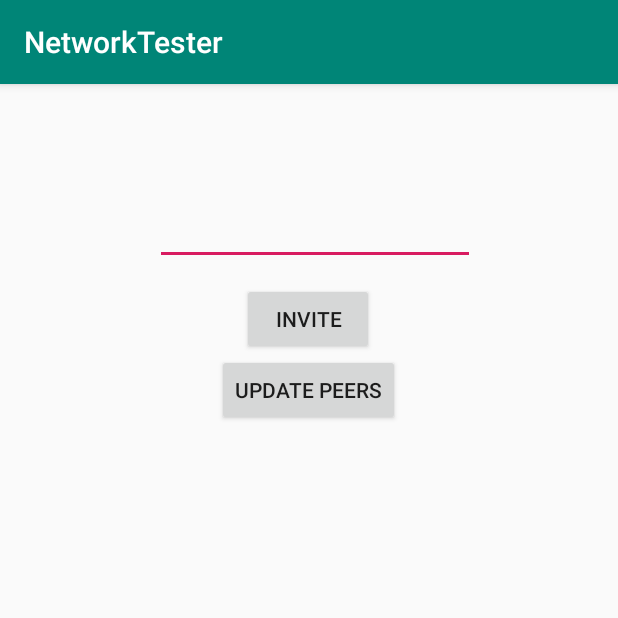
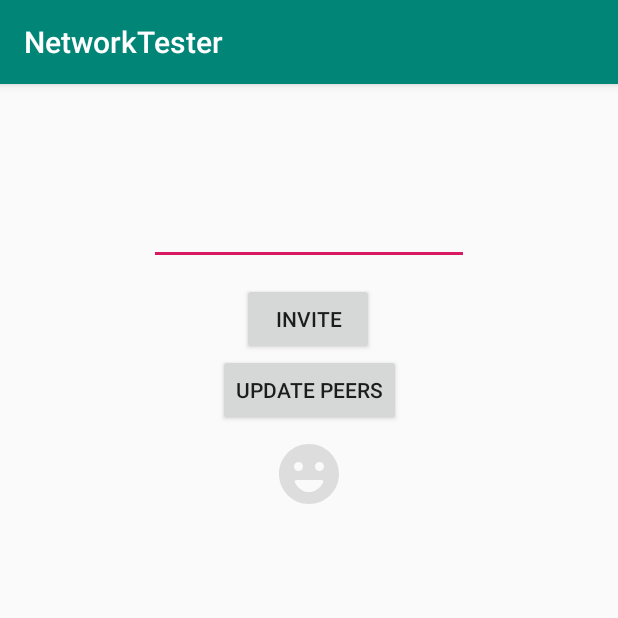
Before and after one commit to turcato-niccolo/SmsHandler, an Android app: the screen it shows after launch (MainActivity), on a phone screen of 412 x 824 dp, the top half of it. Run offline under Robolectric (Android 15) with nearby library versions, the phone set to English and light mode, and no system bars; our stand-ins replace Room's generated code.

Commit message:
Implemented NetworkManager Peer and message broadcasting part.
Finished Turcato's implementation of NetworkManager.
Network can add user and send messages to them.
Fixed demo listview and added a button to broadcast a command across the network.

Signed-off-by: Riccardo De Zen <riccardo.dezen@studenti.unipd.it>

```diff
--- a/networkmanager/src/main/java/com/dezen/riccardo/networkmanager/NetworkInterface.java
+++ b/networkmanager/src/main/java/com/dezen/riccardo/networkmanager/NetworkInterface.java
@@ -49,5 +49,11 @@ public abstract class NetworkInterface<P extends Peer, R extends Resource, V ext
      * Setter for a listener that should listen for Resources being obtained.
      * @param listener the class listening for Resource events.
      */
-    public abstract void setListener(OnResourceObtainedListener<R> listener);
+    public abstract void setListener(OnNetworkEventListener<R> listener);
+
+    /**
+     * Method to send some kind of broadcast to the whole network
+     * @param action the action to broadcast
+     */
+    public abstract void broadcast(String action);
 }
--- a/networkmanager/src/main/java/com/dezen/riccardo/networkmanager/NetworkManager.java
+++ b/networkmanager/src/main/java/com/dezen/riccardo/networkmanager/NetworkManager.java
@@ -10,16 +10,32 @@ import com.dezen.riccardo.smshandler.SmsHandler;
 import java.util.ArrayList;
 
 public class NetworkManager extends NetworkInterface<SMSPeer,StringResource,NetworkVocabulary> implements SmsHandler.OnSmsEventListener {
-    NetworkVocabulary peersVocabulary;
-    SmsHandler handler;
-    private final String[] invitationMessages = {"INVITATION_PROPOSED", "INVITATION_ACCEPTED"};
-    private final int propose = 0, accept = 1;
-    Context context;
-    ArrayList<String> pendingInvitations;
+    private enum Actions{
+        INVITE(0),ACCEPT(1),ADD_USER(2),REMOVE_USER(3),NOTIFY_USER(4),SMILE(5);
+        private int val;
+        Actions(int num){
+            val = num;
+        }
+        public int getVal(){return val;}
+    }
+    private static final String[] actionMessages = {
+            "INVITE",
+            "ACCEPT",
+            "ADD_USER",
+            "REMOVE_USER",
+            "NOTIFY_USER",
+            "SMILE"
+    };
+
+    private SMSPeer myPeer;
+    private OnNetworkEventListener<StringResource> listener;
+    private NetworkVocabulary peersVocabulary;
+    private SmsHandler handler;
+    private Context context;
+    private ArrayList<String> pendingInvitations;
     private final String MANAGER_TAG = "MANAGER_TAG";
 
-    public NetworkManager(Context registerContext)
-    {
+    public NetworkManager(Context registerContext) {
          peersVocabulary = new NetworkVocabulary();
          handler = new SmsHandler();
          handler.registerReceiver(registerContext, true, true, true);
@@ -33,11 +49,11 @@ public class NetworkManager extends NetworkInterface<SMSPeer,StringResource,Netw
      * (if it is a peer for the sms Network)
      * @param firstPeer
      */
-    public NetworkManager(Context registerContext, SMSPeer firstPeer)
-     {
+    public NetworkManager(Context registerContext, SMSPeer firstPeer) {
         this(registerContext);
         peersVocabulary.addPeer(firstPeer);
-     }
+        myPeer = firstPeer;
+    }
 
     /**
      * Method to send an invitation to a new User (Peer)
@@ -45,7 +61,7 @@ public class NetworkManager extends NetworkInterface<SMSPeer,StringResource,Netw
      */
     @Override
     public void invite(SMSPeer newPeer) {
-        handler.sendSMS(context, newPeer.getAddress(), invitationMessages[propose]);
+        handler.sendSMS(context, newPeer.getAddress(), actionMessages[Actions.INVITE.getVal()]);
         pendingInvitations.add(newPeer.getAddress());
     }
 
@@ -55,16 +71,19 @@ public class NetworkManager extends NetworkInterface<SMSPeer,StringResource,Netw
      */
     @Override
     public void acceptInvite(SMSPeer inviter) {
-        handler.sendSMS(context, inviter.getAddress(), invitationMessages[accept]);
+        handler.sendSMS(context, inviter.getAddress(), actionMessages[Actions.ACCEPT.getVal()]);
         peersVocabulary.addPeer(inviter);
     }
 
-    private void onInviteAccepted(SMSPeer invited)
-    {
+    /**
+     * Method for when a user has accepted the invitation
+     * @param invited
+     */
+    private void onInviteAccepted(SMSPeer invited) {
         Log.d(MANAGER_TAG, invited.getAddress() +" has accepted");
         peersVocabulary.addPeer(invited);
-            //pendingInvitations.remove(invited.getAddress());
-
+        broadcast(actionMessages[Actions.ADD_USER.getVal()]+" "+invited.getAddress());
+        broadcast(actionMessages[Actions.NOTIFY_USER.getVal()]+" "+invited.getAddress());
     }
 
     /**
@@ -108,35 +127,61 @@ public class NetworkManager extends NetworkInterface<SMSPeer,StringResource,Netw
      * @param listener the class listening for Resource events.
      */
     @Override
-    public void setListener(OnResourceObtainedListener<StringResource> listener) {
+    public void setListener(OnNetworkEventListener<StringResource> listener) {
+        this.listener = listener;
+    }
+
+    /**
+     * Method to send some kind of broadcast to the whole network
+     * @param action the action to broadcast
+     */
+    @Override
+    public void broadcast(String action) {
+        for(SMSPeer peer : getAvailablePeers()){
+            if(!peer.equals(myPeer))handler.sendSMS(context, peer.getAddress(), action);
+        }
+    }
+
+    public void smile(){
+        broadcast(actionMessages[Actions.SMILE.getVal()]);
+    }
+
+    @Override
+    public void onReceive(SMSMessage message) {
+        String receivedMessageString = message.getData();
+        if(receivedMessageString.contains(actionMessages[Actions.INVITE.getVal()])){
+            //Message contains invitation
+            SMSPeer inviter = message.getPeer();
+            acceptInvite(inviter);
+        }
+
+        if(receivedMessageString.contains(actionMessages[Actions.ACCEPT.getVal()])){
+            //Message contains invitation acceptance
+            SMSPeer acceptingPeer = message.getPeer();
+            onInviteAccepted(acceptingPeer);
+        }
+
+        if(receivedMessageString.contains(actionMessages[Actions.ADD_USER.getVal()])){
+            //Add the specified user
+            peersVocabulary.addPeer(new SMSPeer(receivedMessageString.split(" ")[1]));
+        }
+
+        if(receivedMessageString.contains(actionMessages[Actions.NOTIFY_USER.getVal()])){
+            //Notifies the specified user that it should add this user
+            broadcast(actionMessages[Actions.ADD_USER.getVal()]+" "+myPeer.getAddress());
+        }
+
+        if(receivedMessageString.contains(actionMessages[Actions.SMILE.getVal()])){
+            if(listener != null) listener.onMessageReceived(message);
+        }
+    }
+    @Override
+    public void onSent(int resultCode, SMSMessage message) {
 
     }
 
     @Override
-    public void onReceive(SMSMessage message)
-    {
-        String receivedMessageString = message.getData();
-        if(receivedMessageString.contains(invitationMessages[propose]))
-        { //Message contains invitation
-            SMSPeer inviter = message.getPeer();
-            acceptInvite(inviter);
-        }
-
-        if(receivedMessageString.contains(invitationMessages[accept]))
-        {//Message contains invitation acceptance
-            SMSPeer acceptingPeer = message.getPeer();
-            onInviteAccepted(acceptingPeer);
-        }
-    }
-    @Override
-    public void onSent(int resultCode, SMSMessage message)
-    {
-
-    }
-
-    @Override
-    public void onDelivered(int resultCode, SMSMessage message)
-    {
+    public void onDelivered(int resultCode, SMSMessage message) {
 
     }
 }
--- a/networkmanager/src/main/java/com/dezen/riccardo/networkmanager/OnResourceObtainedListener.java
+++ b/networkmanager/src/main/java/com/dezen/riccardo/networkmanager/OnNetworkEventListener.java
@@ -1,9 +1,15 @@
 package com.dezen.riccardo.networkmanager;
 
-public interface OnResourceObtainedListener<R extends Resource>{
+import com.dezen.riccardo.smshandler.SMSMessage;
+
+public interface OnNetworkEventListener<R extends Resource>{
     /**
      * Method to be called when a requested Resource has ben fully delivered and made available.
      * @param obtRes the obtained Resource
      */
     void onResourceObtained(R obtRes);
+    /**
+     * //TODO better onMessageReceived with generic types
+     */
+    void onMessageReceived(SMSMessage message);
 }
--- /dev/null
+++ b/networkmanager/src/main/res/drawable/vector_gray_smile.xml
@@ -0,0 +1,13 @@
+<vector
+    xmlns:android="http://schemas.android.com/apk/res/android"
+    android:name="vector"
+    android:width="48dp"
+    android:height="48dp"
+    android:viewportWidth="24"
+    android:viewportHeight="24">
+    <path
+        android:name="path"
+        android:pathData="M 11.99 2 C 6.47 2 2 6.48 2 12 C 2 17.52 6.47 22 11.99 22 C 17.52 22 22 17.52 22 12 C 22 6.48 17.52 2 11.99 2 Z M 8.5 8 C 9.33 8 10 8.67 10 9.5 C 10 10.33 9.33 11 8.5 11 C 7.67 11 7 10.33 7 9.5 C 7 8.67 7.67 8 8.5 8 Z M 16.71 14.72 C 15.8 16.67 14.04 18 12 18 C 9.96 18 8.2 16.67 7.29 14.72 C 7.13 14.39 7.37 14 7.74 14 L 16.26 14 C 16.63 14 16.87 14.39 16.71 14.72 Z M 15.5 11 C 14.67 11 14 10.33 14 9.5 C 14 8.67 14.67 8 15.5 8 C 16.33 8 17 8.67 17 9.5 C 17 10.33 16.33 11 15.5 11 Z"
+        android:fillColor="#ddd"
+        android:strokeWidth="1"/>
+</vector>
--- /dev/null
+++ b/networkmanager/src/main/res/drawable/vector_smile_green.xml
@@ -0,0 +1,13 @@
+<vector
+    xmlns:android="http://schemas.android.com/apk/res/android"
+    android:name="vector"
+    android:width="48dp"
+    android:height="48dp"
+    android:viewportWidth="24"
+    android:viewportHeight="24">
+    <path
+        android:name="path"
+        android:pathData="M 11.99 2 C 6.47 2 2 6.48 2 12 C 2 17.52 6.47 22 11.99 22 C 17.52 22 22 17.52 22 12 C 22 6.48 17.52 2 11.99 2 Z M 8.5 8 C 9.33 8 10 8.67 10 9.5 C 10 10.33 9.33 11 8.5 11 C 7.67 11 7 10.33 7 9.5 C 7 8.67 7.67 8 8.5 8 Z M 16.71 14.72 C 15.8 16.67 14.04 18 12 18 C 9.96 18 8.2 16.67 7.29 14.72 C 7.13 14.39 7.37 14 7.74 14 L 16.26 14 C 16.63 14 16.87 14.39 16.71 14.72 Z M 15.5 11 C 14.67 11 14 10.33 14 9.5 C 14 8.67 14.67 8 15.5 8 C 16.33 8 17 8.67 17 9.5 C 17 10.33 16.33 11 15.5 11 Z"
+        android:fillColor="#0a4"
+        android:strokeWidth="1"/>
+</vector>
--- a/networktester/src/main/java/com/example/networktester/MainActivity.java
+++ b/networktester/src/main/java/com/example/networktester/MainActivity.java
@@ -1,8 +1,4 @@
 package com.example.networktester;
-
-import androidx.appcompat.app.AppCompatActivity;
-import androidx.core.app.ActivityCompat;
-import androidx.core.content.ContextCompat;
 
 import android.Manifest;
 import android.content.Context;
@@ -14,60 +10,84 @@ import android.view.View;
 import android.widget.ArrayAdapter;
 import android.widget.Button;
 import android.widget.EditText;
+import android.widget.ImageView;
 import android.widget.ListView;
 import android.widget.TextView;
 
+import androidx.annotation.NonNull;
+import androidx.appcompat.app.AppCompatActivity;
+import androidx.core.app.ActivityCompat;
+import androidx.core.content.ContextCompat;
+
 import com.dezen.riccardo.networkmanager.NetworkManager;
+import com.dezen.riccardo.networkmanager.OnNetworkEventListener;
+import com.dezen.riccardo.networkmanager.Resource;
+import com.dezen.riccardo.smshandler.SMSMessage;
 import com.dezen.riccardo.smshandler.SMSPeer;
 
 import java.util.ArrayList;
-import java.util.Arrays;
 
 
-public class MainActivity extends AppCompatActivity {
-    NetworkManager manager;
-    private final int REQUEST_CODE_PHONE_STATE = 1;
-    private final int REQUEST_CODE_SMS = 0;
-    private final String NETWORK_TESTER_TAG = "NETWORK_TESTER";
-    TextView sampleText;
-    EditText txtNumber;
-    Button inviteButton;
-    ListView peersListView;
-    Button updatePeersButton;
-    ArrayList<String> peers;
-    ArrayAdapter<String> peersListViewAdapter;
+public class MainActivity extends AppCompatActivity implements OnNetworkEventListener {
+
+    private static final String[] neededPermissions = {
+            Manifest.permission.READ_PHONE_STATE,
+            Manifest.permission.READ_SMS,
+            Manifest.permission.SEND_SMS,
+            Manifest.permission.RECEIVE_SMS
+    };
+    private static final int REQUEST_CODE_PHONE_STATE = 2;
+    private static final int REQUEST_CODE_SMS = 1;
+    private static final int ALL_PERMISSIONS_REQUEST_CODE = 0;
+    private static final String NETWORK_TESTER_TAG = "NETWORK_TESTER";
+
+    private NetworkManager manager;
+    private TextView sampleText;
+    private ImageView imageView;
+    private EditText txtNumber;
+    private Button inviteButton;
+    private ListView peersListView;
+    private Button updatePeersButton;
+    private ArrayList<String> peers;
+    private ArrayAdapter<String> peersListViewAdapter;
 
     @Override
     protected void onCreate(Bundle savedInstanceState) {
         super.onCreate(savedInstanceState);
         setContentView(R.layout.activity_main);
-        if(!SmsPermissionGranted())
-            requestSmsPermission();
+        if(arePermissionsMissing()) requestPermissions();
+        else init();
+    }
 
+    private void init(){
         sampleText = findViewById(R.id.sampleText);
         txtNumber = findViewById(R.id.txtnumber);
         inviteButton = findViewById(R.id.inviteButton);
         peersListView = findViewById(R.id.peersListView);
         updatePeersButton = findViewById(R.id.updatePeersButton);
-
-        if(!PhoneStatePermissionGranted())
-            requestPhoneStatePermission();
+        imageView = findViewById(R.id.imageView);
 
         peers = new ArrayList<>();
-        peersListViewAdapter = new ArrayAdapter<String>
-                (this, android.R.layout.simple_list_item_1, android.R.id.text1, peers);
+        peersListViewAdapter = new ArrayAdapter<String>(this, R.layout.list_item, R.id.textView,peers);
         peersListView.setAdapter(peersListViewAdapter);
 
-
         TelephonyManager tMgr = (TelephonyManager)getApplicationContext().getSystemService(Context.TELEPHONY_SERVICE);
-
-        checkPermission(Manifest.permission.READ_PHONE_STATE, android.os.Process.myPid(), android.os.Process.myUid());
+        ContextCompat.checkSelfPermission(this, Manifest.permission.READ_PHONE_STATE);
         String mPhoneNumber = tMgr.getLine1Number();
         sampleText.setText(mPhoneNumber);
         SMSPeer myselfPeer = new SMSPeer(mPhoneNumber);
 
-        //Creates manager with a Dictionary initialized with itself
+        //Creates manager with a Dictionary initialized with itself as first Peer
         manager = new NetworkManager(getApplicationContext(), myselfPeer);
+        manager.setListener(this);
+
+        imageView.setOnClickListener(new View.OnClickListener() {
+            @Override
+            public void onClick(View view) {
+                manager.smile();
+                imageView.setImageDrawable(getDrawable(R.drawable.vector_smile_green));
+            }
+        });
 
         inviteButton.setOnClickListener(new View.OnClickListener() {
             @Override
@@ -80,18 +100,17 @@ public class MainActivity extends AppCompatActivity {
         updatePeersButton.setOnClickListener(new View.OnClickListener() {
             @Override
             public void onClick(View v) {
-                SMSPeer[] updatedPeers = manager.getAvailablePeers();
-                peers = new ArrayList<String>(Arrays.asList(GetSMSPeersInArray(updatedPeers)));
-                peersListView.setAdapter(peersListViewAdapter);
+                String[] updatedPeers = GetSMSPeersInArray(manager.getAvailablePeers());
+                peers.clear();
+                for(String newPeer : updatedPeers) peers.add(newPeer);
                 peersListViewAdapter.notifyDataSetChanged();
                 Log.d(NETWORK_TESTER_TAG, ""+peers.size());
+                for(String peer : peers) Log.d(NETWORK_TESTER_TAG, peer);
             }
         });
+    }
 
-
-
-    }
-    public String[] GetSMSPeersInArray(SMSPeer[] arraySMSPeers)
+    private String[] GetSMSPeersInArray(SMSPeer[] arraySMSPeers)
     {
         String[] arrayPeers = new String[arraySMSPeers.length];
         for (int i = 0; i < arraySMSPeers.length; i++) {
@@ -100,7 +119,45 @@ public class MainActivity extends AppCompatActivity {
         return arrayPeers;
     }
 
-    public void requestPhoneStatePermission()
+    /**
+     * Method to check if one or more permissions are missing
+     * @return true if at least one permission is missing, false otherwise
+     */
+    private boolean arePermissionsMissing(){
+        boolean missing = false;
+        for(String permission : neededPermissions){
+            if(ContextCompat.checkSelfPermission(this,permission)
+                    != PackageManager.PERMISSION_GRANTED) missing = true;
+        }
+        return missing;
+    }
+
+    private void requestPermissions(){
+        ActivityCompat.requestPermissions(this,neededPermissions,ALL_PERMISSIONS_REQUEST_CODE);
+    }
+
+    @Override
+    public void onRequestPermissionsResult(int requestCode, @NonNull String[] permissions, @NonNull int[] grantResults) {
+        super.onRequestPermissionsResult(requestCode, permissions, grantResults);
+        for(int result : grantResults){
+            //If a permission is missing application closes.
+            if(result != PackageManager.PERMISSION_GRANTED) finish();
+        }
+        //If all permissions are granted activity continues setting itself up
+        init();
+    }
+
+    @Override
+    public void onResourceObtained(Resource obtRes) {
+
+    }
+
+    @Override
+    public void onMessageReceived(SMSMessage message) {
+        if(message.getData().contains("SMILE")) imageView.setImageDrawable(getDrawable(R.drawable.vector_smile_green));
+    }
+
+    /*public void requestPhoneStatePermission()
     {
         ActivityCompat.requestPermissions(this,
                 new String[]{Manifest.permission.READ_PHONE_STATE},
@@ -130,8 +187,7 @@ public class MainActivity extends AppCompatActivity {
                 new String[]{Manifest.permission.SEND_SMS, Manifest.permission.RECEIVE_SMS,
                         Manifest.permission.READ_SMS},
                 REQUEST_CODE_SMS);
-
-    }
+    }*/
 
 
 }
--- a/networktester/src/main/res/layout/activity_main.xml
+++ b/networktester/src/main/res/layout/activity_main.xml
@@ -6,12 +6,21 @@
     android:layout_height="match_parent"
     tools:context=".MainActivity">
 
+    <ImageView
+        android:id="@+id/imageView"
+        android:layout_width="wrap_content"
+        android:layout_height="wrap_content"
+        android:layout_marginTop="8dp"
+        app:layout_constraintEnd_toEndOf="parent"
+        app:layout_constraintStart_toStartOf="parent"
+        app:layout_constraintTop_toBottomOf="@+id/updatePeersButton"
+        app:srcCompat="@drawable/vector_gray_smile" />
+
     <TextView
         android:id="@+id/sampleText"
         android:layout_width="wrap_content"
         android:layout_height="wrap_content"
         android:layout_marginTop="36dp"
-        android:text="Hello World!"
 
         app:layout_constraintLeft_toLeftOf="parent"
         app:layout_constraintRight_toRightOf="parent"
@@ -21,10 +30,10 @@
         android:id="@+id/txtnumber"
         android:layout_width="wrap_content"
         android:layout_height="wrap_content"
-        android:layout_marginStart="103dp"
         android:layout_marginTop="75dp"
         android:ems="10"
         android:inputType="phone"
+        app:layout_constraintEnd_toEndOf="parent"
         app:layout_constraintStart_toStartOf="parent"
         app:layout_constraintTop_toTopOf="parent" />
 
@@ -41,28 +50,27 @@
 
     <ListView
         android:id="@+id/peersListView"
-        android:layout_width="386dp"
+        android:layout_width="0dp"
         android:layout_height="0dp"
-        android:layout_marginStart="13dp"
-        android:layout_marginEnd="13dp"
-        android:layout_marginBottom="25dp"
+        android:layout_marginStart="16dp"
+        android:layout_marginTop="8dp"
+        android:layout_marginEnd="16dp"
+        android:layout_marginBottom="16dp"
         app:layout_constraintBottom_toBottomOf="parent"
         app:layout_constraintEnd_toEndOf="parent"
-        app:layout_constraintHorizontal_bias="0.571"
         app:layout_constraintStart_toStartOf="parent"
-        app:layout_constraintTop_toBottomOf="@+id/updatePeersButton"
-        app:layout_constraintVertical_bias="0.881"
-        tools:visibility="visible" />
+        app:layout_constraintTop_toBottomOf="@+id/imageView"
+        tools:visibility="visible">
+
+    </ListView>
 
     <Button
         android:id="@+id/updatePeersButton"
         android:layout_width="wrap_content"
         android:layout_height="wrap_content"
-        android:layout_marginStart="41dp"
         android:layout_marginTop="180dp"
-        android:layout_marginBottom="12dp"
         android:text="UPDATE PEERS"
-        app:layout_constraintBottom_toTopOf="@+id/peersListView"
+        app:layout_constraintEnd_toEndOf="@+id/txtnumber"
         app:layout_constraintStart_toStartOf="@+id/txtnumber"
         app:layout_constraintTop_toTopOf="parent" />
 
--- a/networktester/src/main/res/layout/list_item.xml
+++ b/networktester/src/main/res/layout/list_item.xml
@@ -1,7 +1,8 @@
 <?xml version="1.0" encoding="utf-8"?>
 <LinearLayout xmlns:android="http://schemas.android.com/apk/res/android"
-    android:orientation="vertical" android:layout_width="match_parent"
-    android:layout_height="match_parent">
+    android:layout_width="match_parent"
+    android:layout_height="wrap_content"
+    android:orientation="vertical">
 
     <TextView
         android:id="@+id/textView"
```
